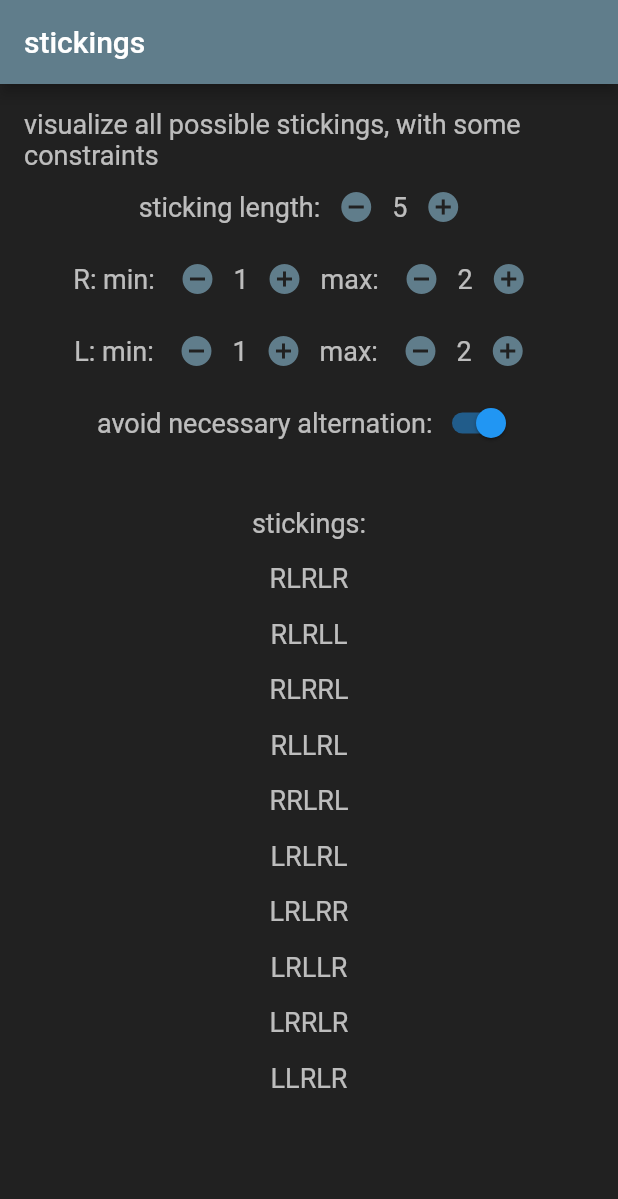
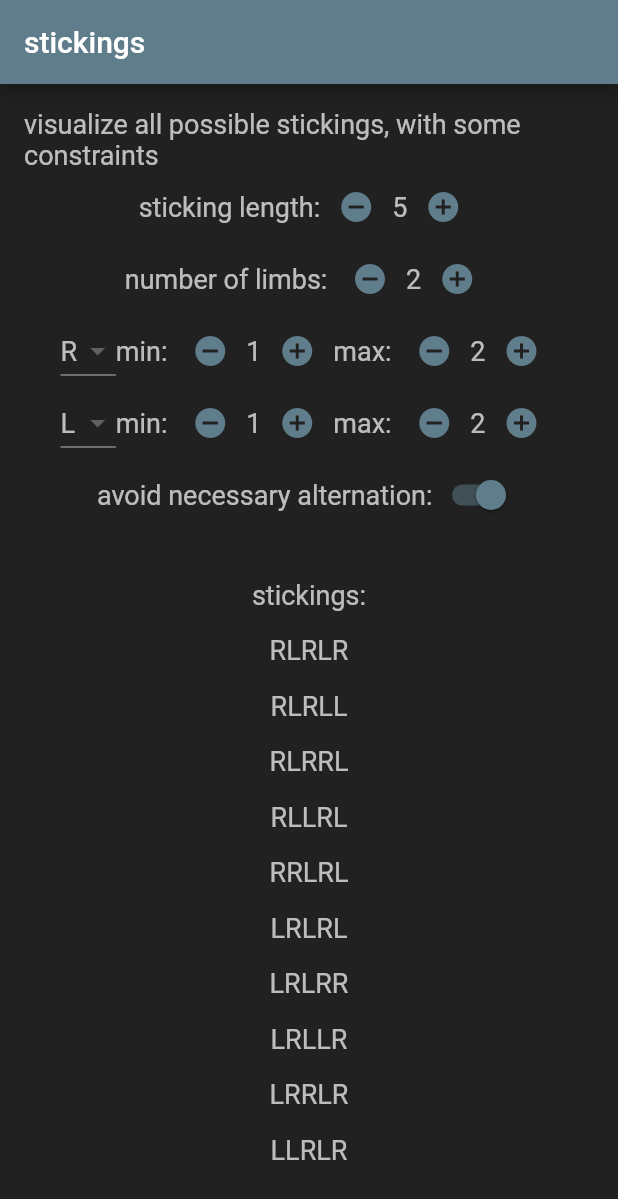
Before and after one commit to bgreenbones/drumPracticeHelper, a Flutter app: the screen it shows after launch, after a tap on the "remove circle" icon, on a phone screen of 412 x 824 dp. Shown: the top 1199 px of the screen. Run offline on Flutter 3.47's test engine with Material 2 defaults, Android fonts, the phone set to English and light mode, and no system bars.

Commit message:
can add up to 4 limbs for stickings

```diff
--- a/lib/groupings.dart
+++ b/lib/groupings.dart
@@ -91,7 +91,7 @@ class _GroupingsState extends State<Groupings> {
           style: defaultText,
           child: Container(
             padding: const EdgeInsets.all(16.0),
-            color: Colors.black87,
+            color: backgroundColor,
             child: Column(
               mainAxisAlignment: MainAxisAlignment.center,
               children: [
--- a/lib/possible_stickings.dart
+++ b/lib/possible_stickings.dart
@@ -1,5 +1,3 @@
-import 'dart:math';
-
 import 'package:flutter/material.dart';
 import 'package:rhythm_practice_helper/number_stepper.dart';
 import 'styles.dart';
@@ -13,17 +11,34 @@ class PossibleStickings extends StatefulWidget {
 
 class Stick {
   Stick({required this.symbol, this.maxBounces = 2, this.minBounces = 1});
-  final String symbol;
+  String symbol;
   int maxBounces;
   int minBounces;
 }
 
 class _PossibleStickingsState extends State<PossibleStickings> {
-  // TODO: options per stick
-  // int maxBounces = 2;
-  // int minBounces = 1;
-  // List<String> sticks = ['R', 'L'];
-  // List<String> stickSymbols = ;
+  List<String> stickOptions = ['R', 'L', 'K', 'H'];
+  List<DropdownMenuItem<String>> unusedSticks(String currentValue) {
+    List<String> usedSticks = sticks.keys.toList();
+    return [
+          DropdownMenuItem(
+              value: currentValue,
+              child: Text(currentValue, style: defaultText))
+        ] +
+        stickOptions
+            .where((s) => !usedSticks.contains(s))
+            .map((s) =>
+                DropdownMenuItem(value: s, child: Text(s, style: defaultText)))
+            .toList();
+  }
+
+  Map<String, Stick> getSticks(int numberOfSticks) {
+    return {
+      for (String s in stickOptions.sublist(0, numberOfSticks))
+        s: Stick(symbol: s)
+    };
+  }
+
   Map<String, Stick> sticks = {
     for (String s in ['R', 'L']) s: Stick(symbol: s)
   };
@@ -101,7 +116,7 @@ class _PossibleStickingsState extends State<PossibleStickings> {
           style: defaultText,
           child: Container(
             padding: const EdgeInsets.all(16.0),
-            color: Colors.black87,
+            color: backgroundColor,
             child: Column(
               mainAxisAlignment: MainAxisAlignment.center,
               children: [
@@ -114,15 +129,35 @@ class _PossibleStickingsState extends State<PossibleStickings> {
                           min: 2,
                           max: 12,
                           step: 1,
+                          onChanged: (val) => {
+                                setState(() => {stickingLength = val})
+                              })
+                    ]),
+                    Row(mainAxisAlignment: MainAxisAlignment.center, children: [
+                      const Text("number of limbs: "),
+                      NumberStepper(
+                          initialValue: sticks.length,
+                          min: 2,
+                          max: stickOptions.length,
+                          step: 1,
                           onChanged: (val) =>
-                              setState(() => stickingLength = val)),
-                    ])
+                              setState(() => sticks = getSticks(val))),
+                    ]),
                   ] +
                   sticks.values
                       .map((stick) => Row(
                               mainAxisAlignment: MainAxisAlignment.center,
                               children: [
-                                Text("${stick.symbol}: "),
+                                DropdownButton(
+                                    items: unusedSticks(stick.symbol),
+                                    value: stick.symbol,
+                                    dropdownColor: backgroundColor,
+                                    onChanged: (val) => setState(() {
+                                          sticks.remove(stick.symbol);
+                                          stick.symbol = val ?? stick.symbol;
+                                          sticks.putIfAbsent(
+                                              stick.symbol, () => stick);
+                                        })),
                                 const Text("min: "),
                                 NumberStepper(
                                     initialValue: stick.minBounces,
@@ -145,6 +180,7 @@ class _PossibleStickingsState extends State<PossibleStickings> {
                     Row(mainAxisAlignment: MainAxisAlignment.center, children: [
                       const Text("avoid necessary alternation:"),
                       Switch(
+                          activeColor: trimColor,
                           value: avoidNecessaryAlternation,
                           onChanged: (val) => setState(() {
                                 avoidNecessaryAlternation = val;
--- a/lib/styles.dart
+++ b/lib/styles.dart
@@ -1,6 +1,7 @@
 import 'package:flutter/material.dart';
 
 const Color trimColor = Colors.blueGrey;
+const Color backgroundColor = Colors.black87;
 
 const TextStyle defaultText = TextStyle(
   fontSize: 18,
```
